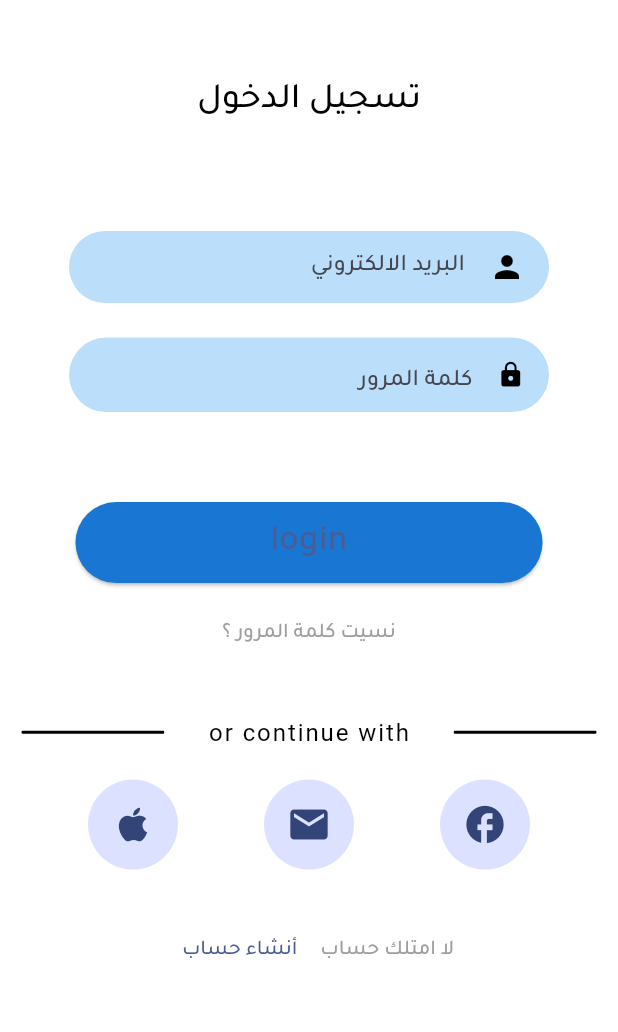
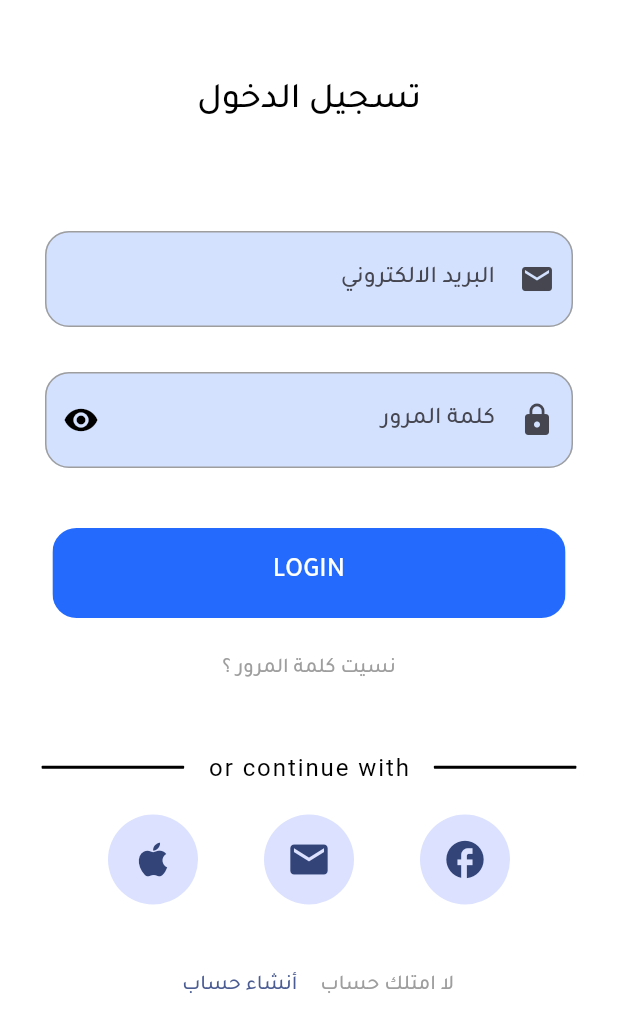
Before and after one commit to Ali-Alabsi/learning_app, a Flutter app: the Login screen opened directly, on a phone screen of 412 x 824 dp. Shown: the top 1032 px of the screen. Run offline on Flutter 3.47's test engine with Material 2 defaults, Android fonts, the phone set to English and light mode, and no system bars; our stand-ins replace awesome_dialog, carousel_slider, flutter_spinkit, flutter_svg, get, google_nav_bar and 2 more; Roboto replaces fonts that are missing (Arial Rounded MT Bold).

Commit message:
Edit Login Screen

```diff
--- a/lib/core/shared/color.dart
+++ b/lib/core/shared/color.dart
@@ -9,6 +9,7 @@ class ProjectColors{
   static Color greyColors200 = Colors.grey.shade200;
   static Color amberColor =  Colors.amber;
   static Color greyColor =  Colors.grey;
+  static const Color moreGrayColor = Color.fromARGB(255, 235, 235, 235);
 }
 MaterialColor createMaterialColor(Color color) {
   List strengths = <double>[.05];
--- a/lib/core/shared/theming/text_style.dart
+++ b/lib/core/shared/theming/text_style.dart
@@ -72,6 +72,7 @@ class TextStyles {
     color: ProjectColors.blackColor,
   );
 
+
   static TextStyle font11GreyW300 = TextStyle(
     fontSize: 11,
     fontWeight: FontWeight.w300,
--- /dev/null
+++ b/lib/core/widget/app_text_form_filed.dart
@@ -0,0 +1,60 @@
+import 'package:flutter/material.dart';
+import '../shared/color.dart';
+import '../shared/theming/text_style.dart';
+
+class AppTextFormFiled extends StatelessWidget {
+  const AppTextFormFiled(
+      {super.key,
+      this.contentPadding,
+      required this.hintText,
+      this.hintStyle,
+      this.enabledBorder,
+      this.focusedBorder,
+      this.fillColor,
+      this.suffixIcon,
+        this.prefixIcon,
+        this.keyboardType,
+        this.obscureText});
+
+  final EdgeInsetsGeometry? contentPadding;
+  final String hintText;
+  final TextStyle? hintStyle;
+  final InputBorder? enabledBorder;
+  final InputBorder? focusedBorder;
+  final Color? fillColor;
+  final Widget? suffixIcon;
+  final bool? obscureText;
+  final Widget? prefixIcon;
+  final TextInputType? keyboardType;
+
+  @override
+  Widget build(BuildContext context) {
+    return TextFormField(
+      keyboardType: keyboardType?? TextInputType.text ,
+      obscureText: obscureText??false,
+      decoration: InputDecoration(
+          contentPadding: contentPadding ??
+              const EdgeInsets.symmetric(horizontal: 20, vertical: 20),
+          hintText: hintText,
+           hintStyle: hintStyle,
+          enabledBorder: enabledBorder ??
+              OutlineInputBorder(
+                  borderSide: BorderSide(
+                    color: ProjectColors.greyColor,
+                  ),
+                  borderRadius: BorderRadius.circular(16)),
+          focusedBorder: focusedBorder ??
+              OutlineInputBorder(
+                  borderSide: BorderSide(
+                    color: ProjectColors.mainColor,
+                  ),
+                  borderRadius: BorderRadius.circular(16)),
+          fillColor: fillColor ?? ProjectColors.mainColor.withOpacity(0.2),
+          filled: true,
+          suffixIcon: suffixIcon,
+        prefixIcon: prefixIcon
+      ),
+
+    );
+  }
+}
--- /dev/null
+++ b/lib/core/widget/button.dart
@@ -0,0 +1,40 @@
+import 'package:flutter/material.dart';
+
+import '../shared/color.dart';
+import '../shared/theming/text_style.dart';
+
+class MainButton extends StatelessWidget {
+  final void Function()? onPressed;
+  final String name;
+  final EdgeInsetsGeometry? margin;
+  const MainButton({
+    super.key,
+    this.onPressed,
+    required this.name,
+    this.margin,
+  });
+
+  @override
+  Widget build(BuildContext context) {
+    return Container(
+      margin: margin ?? EdgeInsetsDirectional.symmetric(horizontal: 15),
+      clipBehavior: Clip.antiAliasWithSaveLayer,
+      decoration: BoxDecoration(
+        borderRadius: BorderRadius.circular(16),
+      ),
+      child: MaterialButton(
+
+
+        color: ProjectColors.mainColor,
+        height: 60,
+        minWidth: double.infinity,
+        onPressed: onPressed,
+
+        child: Text(
+          name,
+          style: TextStyles.font18WhiteW500,
+        ),
+      ),
+    );
+  }
+}
--- a/lib/main.dart
+++ b/lib/main.dart
@@ -27,7 +27,7 @@ class MyApp extends StatelessWidget {
         useMaterial3: true,
       ),
 
-      home: Signup(),
+      home: Login(),
       // initialRoute: '/LayoutHome',
       getPages: [GetPage(name: '/LayoutHome', page: () => LayoutHome())],
        localizationsDelegates: [
--- a/lib/view/screen/Login.dart
+++ b/lib/view/screen/Login.dart
@@ -11,10 +11,8 @@ class Login extends StatelessWidget {
     return SafeArea(
       child: Scaffold(
         backgroundColor: Colors.white,
-        body: SizedBox(
-          width: double.infinity,
-          height: double.infinity,
-          // color: Colors.white,
+        body: Padding(
+          padding: EdgeInsetsDirectional.symmetric(horizontal: 20),
           child: SingleChildScrollView(
             child: Column(
               children: [
@@ -32,7 +30,7 @@ class Login extends StatelessWidget {
                 ),
                 FormEmailAndPasswordInLoginScreen(),
                 SizedBox(
-                  height: 60,
+                  height: 40,
                 ),
                 ButtonInLoginScreen(),
                 Column(
--- a/lib/view/screen/layout_home/layout_home.dart
+++ b/lib/view/screen/layout_home/layout_home.dart
@@ -6,15 +6,12 @@ import '../../../core/shared/color.dart';
 import '../../../core/shared/theming/text_style.dart';
 import '../../widget/courses_widget.dart';
 import '../../widget/project_widget.dart';
-// >>>>>>> Stashed changes
 import '../chat/chat.dart';
 import '../chat/chat_inbox.dart';
 import '../courses/courses.dart';
 import '../home/home.dart';
 import '../project/project.dart';
 
-
-// =======
 class LayoutHome extends StatefulWidget {
   @override
   State<LayoutHome> createState() => _LayoutHomeState();
--- a/lib/view/widget/login_widget.dart
+++ b/lib/view/widget/login_widget.dart
@@ -1,8 +1,9 @@
-
 import 'package:flutter/material.dart';
 import 'package:get/get.dart';
 
 import '../../contraller/getX.dart';
+import '../../core/widget/app_text_form_filed.dart';
+import '../../core/widget/button.dart';
 
 class ButtonCreateAccountInLoginScrren extends StatelessWidget {
   const ButtonCreateAccountInLoginScrren({
@@ -139,55 +140,28 @@ class FormEmailAndPasswordInLoginScreen extends StatelessWidget {
 
   @override
   Widget build(BuildContext context) {
-    return Column(
+    return Padding(
+      padding: const EdgeInsets.symmetric(horizontal: 10),
+      child: Column(
         children: [
           SizedBox(
             height: 70,
-
           ),
-        Container(
-          decoration: BoxDecoration(
-            color: Colors.blue[100],
-            borderRadius: BorderRadius.circular(66),
-          ),
-          width: 320,
-          padding: EdgeInsets.symmetric(horizontal: 16),
-          child: TextFormField(
-            onChanged: (String value) {
-              print(value);
-            },
-            decoration: InputDecoration(
-                icon: Icon(
-                  Icons.person,
-                  color: Colors.black,
-                ),
-                hintText: "البريد الالكتروني",
-                border: InputBorder.none),
-          ),
+          AppTextFormFiled(
+            hintText: 'البريد الالكتروني',
+            prefixIcon: Icon(Icons.email),
           ),
           SizedBox(
-          height: 23,
+            height: 30,
           ),
-        Container(
-          decoration: BoxDecoration(
-            color: Colors.blue[100],
-            borderRadius: BorderRadius.circular(66),
-          ),
-          width: 320,
-          padding: EdgeInsets.symmetric(horizontal: 16),
-          child: GetBuilder<GetXCon>(
+          GetBuilder<GetXCon>(
               init: GetXCon(),
-            builder: (obGet) => TextFormField(
-              keyboardType: TextInputType.visiblePassword,
+              builder: (obGet) {
+                return AppTextFormFiled(
+                  hintText: 'كلمة المرور',
+                  prefixIcon: Icon(Icons.lock),
                   obscureText: obGet.isPassword,
-              onFieldSubmitted: (String value) {
-                print(value);
-              },
-              onChanged: (String value) {
-                print(value);
-              },
-              decoration: InputDecoration(
-                  suffix: InkWell(
+                  suffixIcon: InkWell(
                       onTap: () {
                         obGet.changeIsPassword();
                       },
@@ -200,18 +174,10 @@ class FormEmailAndPasswordInLoginScreen extends StatelessWidget {
                               Icons.visibility,
                               color: Colors.black,
                             )),
-                  icon: Icon(
-                    Icons.lock,
-                    color: Colors.black,
-                    size: 19,
+                );
+              }),
+        ],
       ),
-                  hintText: "كلمة المرور",
-                  // border: OutlineInputBorder(),
-                  border: InputBorder.none),
-            ),
-          ),
-        ),
-      ],
     );
   }
 }
@@ -223,20 +189,7 @@ class ButtonInLoginScreen extends StatelessWidget {
 
   @override
   Widget build(BuildContext context) {
-    return ElevatedButton(
-      onPressed: () {},
-      style: ButtonStyle(
-        backgroundColor:
-        MaterialStateProperty.all(Colors.blue[700]),
-        padding: MaterialStateProperty.all(
-            EdgeInsets.symmetric(horizontal: 130, vertical: 10)),
-        shape: MaterialStateProperty.all(RoundedRectangleBorder(
-            borderRadius: BorderRadius.circular(27))),
-      ),
-      child: Text(
-        "login",
-        style: TextStyle(fontSize: 24),
-      ),
+    return MainButton(name: 'LOGIN',onPressed: (){},
     );
   }
 }
```
Lines whose indentation alone changed are shown as unchanged.
